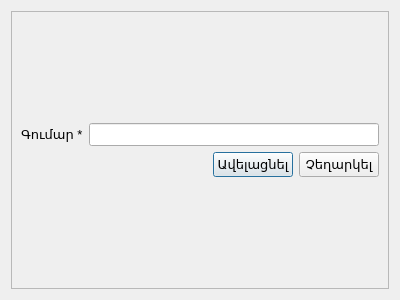
Qt form src/addstoragecosts.ui (ADCompany/AD-Farm) before a commit.
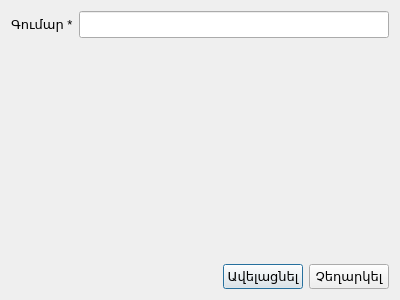
The same form after that commit. Icons and pictures are not drawn.

```diff
--- a/src/addstoragecosts.ui
+++ b/src/addstoragecosts.ui
@@ -15,28 +15,7 @@
   </property>
   <layout class="QGridLayout" name="gridLayout">
    <item row="0" column="0">
-    <widget class="QScrollArea" name="scrollArea">
-     <property name="widgetResizable">
-      <bool>true</bool>
-     </property>
-     <widget class="QWidget" name="scrollAreaWidgetContents">
-      <property name="geometry">
-       <rect>
-        <x>0</x>
-        <y>0</y>
-        <width>380</width>
-        <height>280</height>
-       </rect>
-      </property>
-      <layout class="QGridLayout" name="gridLayout_2">
-       <item row="0" column="0">
-        <layout class="QVBoxLayout" name="verticalLayout_4">
-         <item>
-          <layout class="QVBoxLayout" name="verticalLayout">
-           <item>
-            <layout class="QHBoxLayout" name="horizontalLayout_6">
-             <item>
-              <layout class="QHBoxLayout" name="horizontalLayout_3">
+    <layout class="QHBoxLayout" name="horizontalLayout">
                <item>
                 <widget class="QLabel" name="lblCosts">
                  <property name="font">
@@ -49,13 +28,11 @@
                  </property>
                 </widget>
                </item>
-              </layout>
-             </item>
              <item>
               <widget class="QLineEdit" name="editCosts">
                <property name="font">
                 <font>
-                 <pointsize>10</pointsize>
+         <pointsize>12</pointsize>
                 </font>
                </property>
                <property name="maxLength">
@@ -65,12 +42,21 @@
              </item>
             </layout>
            </item>
-          </layout>
-         </item>
-         <item>
-          <layout class="QVBoxLayout" name="verticalLayout_3">
-           <item>
-            <layout class="QHBoxLayout" name="horizontalLayout_7">
+   <item row="1" column="0">
+    <spacer name="verticalSpacer">
+     <property name="orientation">
+      <enum>Qt::Vertical</enum>
+     </property>
+     <property name="sizeHint" stdset="0">
+      <size>
+       <width>20</width>
+       <height>217</height>
+      </size>
+     </property>
+    </spacer>
+   </item>
+   <item row="2" column="0">
+    <layout class="QHBoxLayout" name="horizontalLayout_2">
              <item>
               <spacer name="horizontalSpacer_4">
                <property name="orientation">
@@ -122,14 +108,6 @@
               </widget>
              </item>
             </layout>
-           </item>
-          </layout>
-         </item>
-        </layout>
-       </item>
-      </layout>
-     </widget>
-    </widget>
    </item>
   </layout>
  </widget>
```
Left out of the diff: 2 changed lines with no effect on the pictures. Lines whose indentation alone changed are shown as unchanged.
